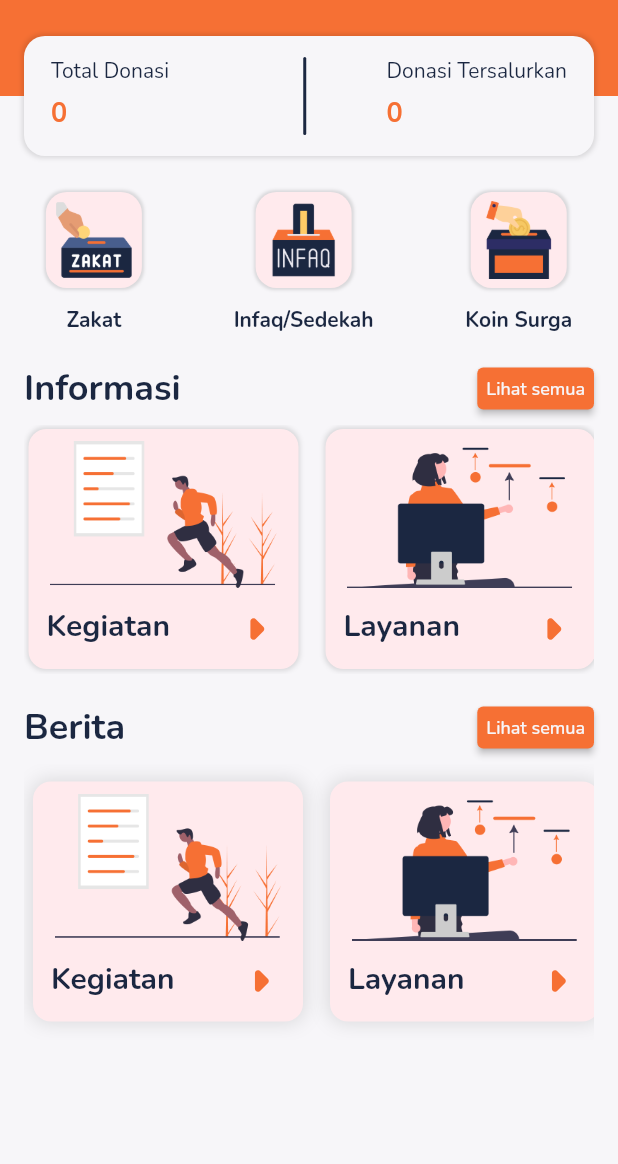
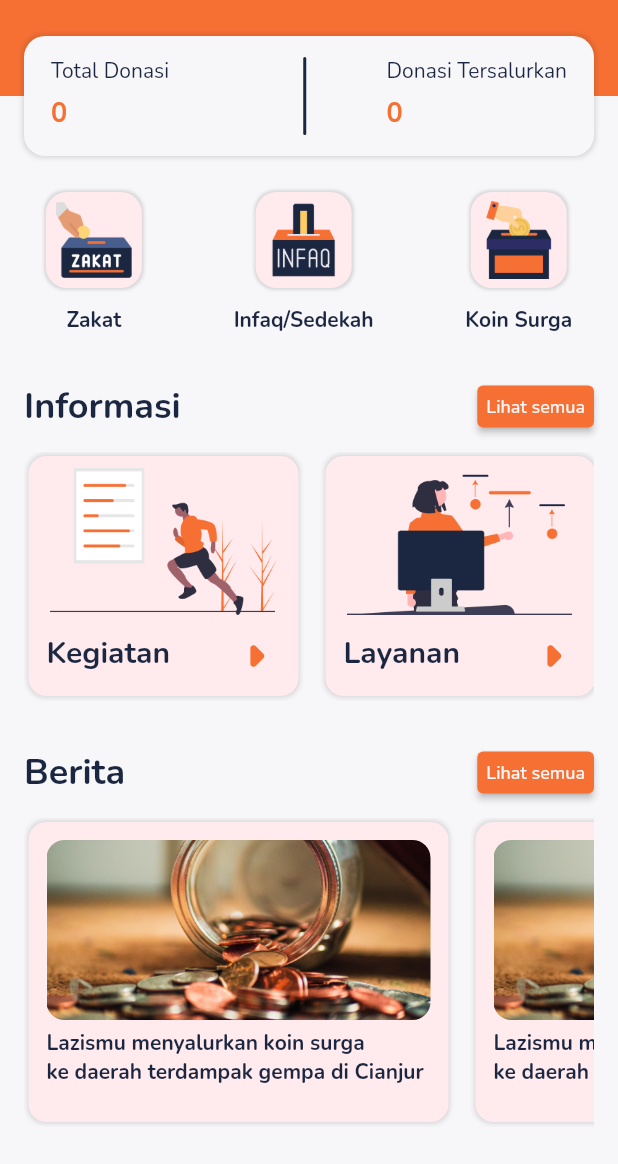
Before and after one commit to sahabatLaode/lazis, a Flutter app: the UserHome screen opened directly, on a phone screen of 412 x 824 dp. Shown: the top 1164 px of the screen. Run offline on Flutter 3.47's test engine with Material 2 defaults, Android fonts, the phone set to English and light mode, and no system bars; our stand-ins replace dropdown_search, google_fonts, google_nav_bar.

Commit message:
menambahkan gambar dan merubah tampilan berita

```diff
--- a/lazismu redesign/lib/pages/home_page.dart
+++ b/lazismu redesign/lib/pages/home_page.dart
@@ -229,7 +229,7 @@ class _UserHomeState extends State<UserHome> {
 
   Widget informasi() {
     return Padding(
-      padding: const EdgeInsets.symmetric(horizontal: 16, vertical: 12),
+      padding: const EdgeInsets.symmetric(horizontal: 16, vertical: 24),
       child: Column(
         crossAxisAlignment: CrossAxisAlignment.start,
         children: [
@@ -266,7 +266,7 @@ class _UserHomeState extends State<UserHome> {
 
           // ISI
           Padding(
-            padding: const EdgeInsets.only(top: 0),
+            padding: const EdgeInsets.only(top: 6),
             child: SingleChildScrollView(
               scrollDirection: Axis.horizontal,
               child: Row(
@@ -484,59 +484,50 @@ class _UserHomeState extends State<UserHome> {
 
           // ISI
           Padding(
-            padding: const EdgeInsets.only(top: 0),
+            padding: const EdgeInsets.only(top: 6),
             child: SingleChildScrollView(
               scrollDirection: Axis.horizontal,
               child: Row(
                 children: [
                   // INFORMASI KEGIATAN
                   Padding(
-                    padding: const EdgeInsets.all(6),
+                    padding: const EdgeInsets.only(
+                        right: 12, left: 3, top: 3, bottom: 3),
                     child: Container(
-                      width: 180,
-                      height: 160,
+                      padding: const EdgeInsets.all(12),
+                      width: 280,
+                      height: 200,
                       decoration: BoxDecoration(
                         color: kLavenderBlushColor,
                         boxShadow: const [
                           BoxShadow(
                             color: Colors.black12,
-                            blurRadius: 10,
+                            blurRadius: 2,
                             spreadRadius: 1,
                           ),
                         ],
                         borderRadius: BorderRadius.circular(12),
                       ),
-                      child: Stack(
+                      child: Column(
+                        crossAxisAlignment: CrossAxisAlignment.start,
                         children: [
-                          SizedBox(
+                          Container(
                             width: double.infinity,
-                            height: 114,
-                            child: IconButton(
-                              onPressed: () {
-                                Navigator.pushNamed(context, '/kegiatan');
-                              },
-                              icon: Image.asset('assets/image_kegiatan.png'),
-                            ),
-                          ),
-                          Container(
-                            margin: const EdgeInsets.only(left: 12, top: 118),
-                            child: Text(
-                              'Kegiatan',
-                              style: yankeesStyle.copyWith(
-                                fontSize: 20,
-                                fontWeight: bold,
+                            height: 120,
+                            decoration: BoxDecoration(
+                              color: kCulturedColor,
+                              borderRadius: BorderRadius.circular(12),
+                              image: const DecorationImage(
+                                fit: BoxFit.cover,
+                                image: AssetImage('assets/image_berita1.jpg'),
                               ),
                             ),
                           ),
-                          Container(
-                            margin: const EdgeInsets.only(left: 120, top: 101),
-                            child: IconButton(
-                              onPressed: () {
-                                Navigator.pushNamed(context, '/kegiatan');
-                              },
-                              icon: const Icon(Icons.arrow_right_rounded),
-                              iconSize: 48,
-                              color: kCrayolaColor,
+                          const SizedBox(height: 6),
+                          Text(
+                            'Lazismu menyalurkan koin surga\nke daerah terdampak gempa di Cianjur',
+                            style: yankeesStyle.copyWith(
+                              fontWeight: bold,
                             ),
                           ),
                         ],
@@ -546,52 +537,42 @@ class _UserHomeState extends State<UserHome> {
 
                   // INFORMASI LAYANAN
                   Padding(
-                    padding: const EdgeInsets.all(12),
+                    padding: const EdgeInsets.only(right: 6, left: 6),
                     child: Container(
-                      width: 180,
-                      height: 160,
+                      padding: const EdgeInsets.all(12),
+                      width: 280,
+                      height: 200,
                       decoration: BoxDecoration(
                         color: kLavenderBlushColor,
                         boxShadow: const [
                           BoxShadow(
                             color: Colors.black12,
-                            blurRadius: 10,
+                            blurRadius: 2,
                             spreadRadius: 1,
                           ),
                         ],
                         borderRadius: BorderRadius.circular(12),
                       ),
-                      child: Stack(
+                      child: Column(
+                        crossAxisAlignment: CrossAxisAlignment.start,
                         children: [
-                          SizedBox(
+                          Container(
                             width: double.infinity,
-                            height: 114,
-                            child: IconButton(
-                              onPressed: () {
-                                Navigator.pushNamed(context, '/layanan');
-                              },
-                              icon: Image.asset('assets/image_layanan.png'),
-                            ),
-                          ),
-                          Container(
-                            margin: const EdgeInsets.only(left: 12, top: 118),
-                            child: Text(
-                              'Layanan',
-                              style: yankeesStyle.copyWith(
-                                fontSize: 20,
-                                fontWeight: bold,
+                            height: 120,
+                            decoration: BoxDecoration(
+                              color: kCulturedColor,
+                              borderRadius: BorderRadius.circular(12),
+                              image: const DecorationImage(
+                                fit: BoxFit.cover,
+                                image: AssetImage('assets/image_berita1.jpg'),
                               ),
                             ),
                           ),
-                          Container(
-                            margin: const EdgeInsets.only(left: 120, top: 101),
-                            child: IconButton(
-                              onPressed: () {
-                                Navigator.pushNamed(context, '/layanan');
-                              },
-                              icon: const Icon(Icons.arrow_right_rounded),
-                              iconSize: 48,
-                              color: kCrayolaColor,
+                          const SizedBox(height: 6),
+                          Text(
+                            'Lazismu menyalurkan koin surga\nke daerah terdampak gempa di Cianjur',
+                            style: yankeesStyle.copyWith(
+                              fontWeight: bold,
                             ),
                           ),
                         ],
@@ -601,52 +582,42 @@ class _UserHomeState extends State<UserHome> {
 
                   // INFORMASI ASNAF
                   Padding(
-                    padding: const EdgeInsets.all(12),
+                    padding: const EdgeInsets.only(right: 3, left: 12),
                     child: Container(
-                      width: 180,
-                      height: 160,
+                      padding: const EdgeInsets.all(12),
+                      width: 280,
+                      height: 200,
                       decoration: BoxDecoration(
                         color: kLavenderBlushColor,
                         boxShadow: const [
                           BoxShadow(
                             color: Colors.black12,
-                            blurRadius: 10,
+                            blurRadius: 2,
                             spreadRadius: 1,
                           ),
                         ],
                         borderRadius: BorderRadius.circular(12),
                       ),
-                      child: Stack(
+                      child: Column(
+                        crossAxisAlignment: CrossAxisAlignment.start,
                         children: [
-                          SizedBox(
+                          Container(
                             width: double.infinity,
-                            height: 114,
-                            child: IconButton(
-                              onPressed: () {
-                                Navigator.pushNamed(context, '/asnaf');
-                              },
-                              icon: Image.asset('assets/image_asnaf.png'),
-                            ),
-                          ),
-                          Container(
-                            margin: const EdgeInsets.only(left: 12, top: 118),
-                            child: Text(
-                              'Asnaf',
-                              style: yankeesStyle.copyWith(
-                                fontSize: 20,
-                                fontWeight: bold,
+                            height: 120,
+                            decoration: BoxDecoration(
+                              color: kCulturedColor,
+                              borderRadius: BorderRadius.circular(12),
+                              image: const DecorationImage(
+                                fit: BoxFit.cover,
+                                image: AssetImage('assets/image_berita1.jpg'),
                               ),
                             ),
                           ),
-                          Container(
-                            margin: const EdgeInsets.only(left: 120, top: 101),
-                            child: IconButton(
-                              onPressed: () {
-                                Navigator.pushNamed(context, '/asnaf');
-                              },
-                              icon: const Icon(Icons.arrow_right_rounded),
-                              iconSize: 48,
-                              color: kCrayolaColor,
+                          const SizedBox(height: 6),
+                          Text(
+                            'Lazismu menyalurkan koin surga\nke daerah terdampak gempa di Cianjur',
+                            style: yankeesStyle.copyWith(
+                              fontWeight: bold,
                             ),
                           ),
                         ],
```
Also changed, not shown: lazismu redesign/assets/image_berita1.jpg (added).
